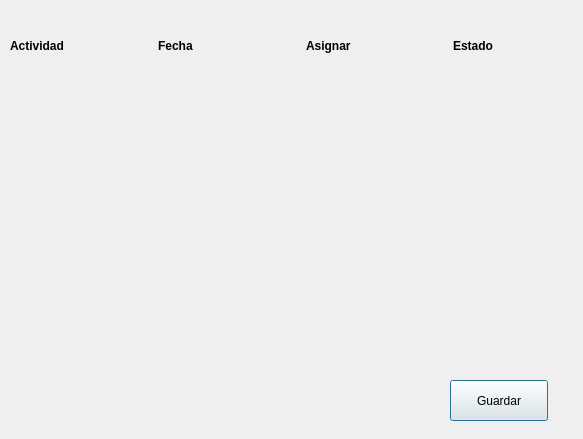
Qt form SGC/Vista/Asignacion.ui (fernandosanchez1128/SGC) before a commit.
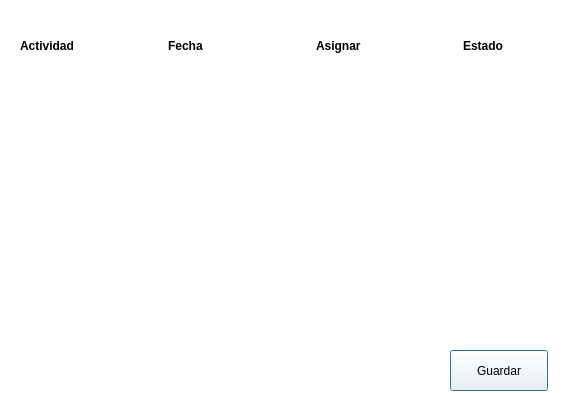
The same form after that commit.

```diff
--- a/SGC/Vista/Asignacion.ui
+++ b/SGC/Vista/Asignacion.ui
@@ -6,17 +6,432 @@
    <rect>
     <x>0</x>
     <y>0</y>
-    <width>583</width>
-    <height>439</height>
+    <width>566</width>
+    <height>393</height>
    </rect>
   </property>
+  <property name="palette">
+   <palette>
+    <active>
+     <colorrole role="WindowText">
+      <brush brushstyle="SolidPattern">
+       <color alpha="255">
+        <red>0</red>
+        <green>0</green>
+        <blue>0</blue>
+       </color>
+      </brush>
+     </colorrole>
+     <colorrole role="Button">
+      <brush brushstyle="SolidPattern">
+       <color alpha="255">
+        <red>255</red>
+        <green>255</green>
+        <blue>255</blue>
+       </color>
+      </brush>
+     </colorrole>
+     <colorrole role="Light">
+      <brush brushstyle="SolidPattern">
+       <color alpha="255">
+        <red>255</red>
+        <green>255</green>
+        <blue>255</blue>
+       </color>
+      </brush>
+     </colorrole>
+     <colorrole role="Midlight">
+      <brush brushstyle="SolidPattern">
+       <color alpha="255">
+        <red>255</red>
+        <green>255</green>
+        <blue>255</blue>
+       </color>
+      </brush>
+     </colorrole>
+     <colorrole role="Dark">
+      <brush brushstyle="SolidPattern">
+       <color alpha="255">
+        <red>127</red>
+        <green>127</green>
+        <blue>127</blue>
+       </color>
+      </brush>
+     </colorrole>
+     <colorrole role="Mid">
+      <brush brushstyle="SolidPattern">
+       <color alpha="255">
+        <red>170</red>
+        <green>170</green>
+        <blue>170</blue>
+       </color>
+      </brush>
+     </colorrole>
+     <colorrole role="Text">
+      <brush brushstyle="SolidPattern">
+       <color alpha="255">
+        <red>0</red>
+        <green>0</green>
+        <blue>0</blue>
+       </color>
+      </brush>
+     </colorrole>
+     <colorrole role="BrightText">
+      <brush brushstyle="SolidPattern">
+       <color alpha="255">
+        <red>255</red>
+        <green>255</green>
+        <blue>255</blue>
+       </color>
+      </brush>
+     </colorrole>
+     <colorrole role="ButtonText">
+      <brush brushstyle="SolidPattern">
+       <color alpha="255">
+        <red>0</red>
+        <green>0</green>
+        <blue>0</blue>
+       </color>
+      </brush>
+     </colorrole>
+     <colorrole role="Base">
+      <brush brushstyle="SolidPattern">
+       <color alpha="255">
+        <red>255</red>
+        <green>255</green>
+        <blue>255</blue>
+       </color>
+      </brush>
+     </colorrole>
+     <colorrole role="Window">
+      <brush brushstyle="SolidPattern">
+       <color alpha="255">
+        <red>255</red>
+        <green>255</green>
+        <blue>255</blue>
+       </color>
+      </brush>
+     </colorrole>
+     <colorrole role="Shadow">
+      <brush brushstyle="SolidPattern">
+       <color alpha="255">
+        <red>0</red>
+        <green>0</green>
+        <blue>0</blue>
+       </color>
+      </brush>
+     </colorrole>
+     <colorrole role="AlternateBase">
+      <brush brushstyle="SolidPattern">
+       <color alpha="255">
+        <red>255</red>
+        <green>255</green>
+        <blue>255</blue>
+       </color>
+      </brush>
+     </colorrole>
+     <colorrole role="ToolTipBase">
+      <brush brushstyle="SolidPattern">
+       <color alpha="255">
+        <red>255</red>
+        <green>255</green>
+        <blue>220</blue>
+       </color>
+      </brush>
+     </colorrole>
+     <colorrole role="ToolTipText">
+      <brush brushstyle="SolidPattern">
+       <color alpha="255">
+        <red>0</red>
+        <green>0</green>
+        <blue>0</blue>
+       </color>
+      </brush>
+     </colorrole>
+    </active>
+    <inactive>
+     <colorrole role="WindowText">
+      <brush brushstyle="SolidPattern">
+       <color alpha="255">
+        <red>0</red>
+        <green>0</green>
+        <blue>0</blue>
+       </color>
+      </brush>
+     </colorrole>
+     <colorrole role="Button">
+      <brush brushstyle="SolidPattern">
+       <color alpha="255">
+        <red>255</red>
+        <green>255</green>
+        <blue>255</blue>
+       </color>
+      </brush>
+     </colorrole>
+     <colorrole role="Light">
+      <brush brushstyle="SolidPattern">
+       <color alpha="255">
+        <red>255</red>
+        <green>255</green>
+        <blue>255</blue>
+       </color>
+      </brush>
+     </colorrole>
+     <colorrole role="Midlight">
+      <brush brushstyle="SolidPattern">
+       <color alpha="255">
+        <red>255</red>
+        <green>255</green>
+        <blue>255</blue>
+       </color>
+      </brush>
+     </colorrole>
+     <colorrole role="Dark">
+      <brush brushstyle="SolidPattern">
+       <color alpha="255">
+        <red>127</red>
+        <green>127</green>
+        <blue>127</blue>
+       </color>
+      </brush>
+     </colorrole>
+     <colorrole role="Mid">
+      <brush brushstyle="SolidPattern">
+       <color alpha="255">
+        <red>170</red>
+        <green>170</green>
+        <blue>170</blue>
+       </color>
+      </brush>
+     </colorrole>
+     <colorrole role="Text">
+      <brush brushstyle="SolidPattern">
+       <color alpha="255">
+        <red>0</red>
+        <green>0</green>
+        <blue>0</blue>
+       </color>
+      </brush>
+     </colorrole>
+     <colorrole role="BrightText">
+      <brush brushstyle="SolidPattern">
+       <color alpha="255">
+        <red>255</red>
+        <green>255</green>
+        <blue>255</blue>
+       </color>
+      </brush>
+     </colorrole>
+     <colorrole role="ButtonText">
+      <brush brushstyle="SolidPattern">
+       <color alpha="255">
+        <red>0</red>
+        <green>0</green>
+        <blue>0</blue>
+       </color>
+      </brush>
+     </colorrole>
+     <colorrole role="Base">
+      <brush brushstyle="SolidPattern">
+       <color alpha="255">
+        <red>255</red>
+        <green>255</green>
+        <blue>255</blue>
+       </color>
+      </brush>
+     </colorrole>
+     <colorrole role="Window">
+      <brush brushstyle="SolidPattern">
+       <color alpha="255">
+        <red>255</red>
+        <green>255</green>
+        <blue>255</blue>
+       </color>
+      </brush>
+     </colorrole>
+     <colorrole role="Shadow">
+      <brush brushstyle="SolidPattern">
+       <color alpha="255">
+        <red>0</red>
+        <green>0</green>
+        <blue>0</blue>
+       </color>
+      </brush>
+     </colorrole>
+     <colorrole role="AlternateBase">
+      <brush brushstyle="SolidPattern">
+       <color alpha="255">
+        <red>255</red>
+        <green>255</green>
+        <blue>255</blue>
+       </color>
+      </brush>
+     </colorrole>
+     <colorrole role="ToolTipBase">
+      <brush brushstyle="SolidPattern">
+       <color alpha="255">
+        <red>255</red>
+        <green>255</green>
+        <blue>220</blue>
+       </color>
+      </brush>
+     </colorrole>
+     <colorrole role="ToolTipText">
+      <brush brushstyle="SolidPattern">
+       <color alpha="255">
+        <red>0</red>
+        <green>0</green>
+        <blue>0</blue>
+       </color>
+      </brush>
+     </colorrole>
+    </inactive>
+    <disabled>
+     <colorrole role="WindowText">
+      <brush brushstyle="SolidPattern">
+       <color alpha="255">
+        <red>127</red>
+        <green>127</green>
+        <blue>127</blue>
+       </color>
+      </brush>
+     </colorrole>
+     <colorrole role="Button">
+      <brush brushstyle="SolidPattern">
+       <color alpha="255">
+        <red>255</red>
+        <green>255</green>
+        <blue>255</blue>
+       </color>
+      </brush>
+     </colorrole>
+     <colorrole role="Light">
+      <brush brushstyle="SolidPattern">
+       <color alpha="255">
+        <red>255</red>
+        <green>255</green>
+        <blue>255</blue>
+       </color>
+      </brush>
+     </colorrole>
+     <colorrole role="Midlight">
+      <brush brushstyle="SolidPattern">
+       <color alpha="255">
+        <red>255</red>
+        <green>255</green>
+        <blue>255</blue>
+       </color>
+      </brush>
+     </colorrole>
+     <colorrole role="Dark">
+      <brush brushstyle="SolidPattern">
+       <color alpha="255">
+        <red>127</red>
+        <green>127</green>
+        <blue>127</blue>
+       </color>
+      </brush>
+     </colorrole>
+     <colorrole role="Mid">
+      <brush brushstyle="SolidPattern">
+       <color alpha="255">
+        <red>170</red>
+        <green>170</green>
+        <blue>170</blue>
+       </color>
+      </brush>
+     </colorrole>
+     <colorrole role="Text">
+      <brush brushstyle="SolidPattern">
+       <color alpha="255">
+        <red>127</red>
+        <green>127</green>
+        <blue>127</blue>
+       </color>
+      </brush>
+     </colorrole>
+     <colorrole role="BrightText">
+      <brush brushstyle="SolidPattern">
+       <color alpha="255">
+        <red>255</red>
+        <green>255</green>
+        <blue>255</blue>
+       </color>
+      </brush>
+     </colorrole>
+     <colorrole role="ButtonText">
+      <brush brushstyle="SolidPattern">
+       <color alpha="255">
+        <red>127</red>
+        <green>127</green>
+        <blue>127</blue>
+       </color>
+      </brush>
+     </colorrole>
+     <colorrole role="Base">
+      <brush brushstyle="SolidPattern">
+       <color alpha="255">
+        <red>255</red>
+        <green>255</green>
+        <blue>255</blue>
+       </color>
+      </brush>
+     </colorrole>
+     <colorrole role="Window">
+      <brush brushstyle="SolidPattern">
+       <color alpha="255">
+        <red>255</red>
+        <green>255</green>
+        <blue>255</blue>
+       </color>
+      </brush>
+     </colorrole>
+     <colorrole role="Shadow">
+      <brush brushstyle="SolidPattern">
+       <color alpha="255">
+        <red>0</red>
+        <green>0</green>
+        <blue>0</blue>
+       </color>
+      </brush>
+     </colorrole>
+     <colorrole role="AlternateBase">
+      <brush brushstyle="SolidPattern">
+       <color alpha="255">
+        <red>255</red>
+        <green>255</green>
+        <blue>255</blue>
+       </color>
+      </brush>
+     </colorrole>
+     <colorrole role="ToolTipBase">
+      <brush brushstyle="SolidPattern">
+       <color alpha="255">
+        <red>255</red>
+        <green>255</green>
+        <blue>220</blue>
+       </color>
+      </brush>
+     </colorrole>
+     <colorrole role="ToolTipText">
+      <brush brushstyle="SolidPattern">
+       <color alpha="255">
+        <red>0</red>
+        <green>0</green>
+        <blue>0</blue>
+       </color>
+      </brush>
+     </colorrole>
+    </disabled>
+   </palette>
+  </property>
   <property name="windowTitle">
    <string>Dialog</string>
   </property>
   <widget class="QWidget" name="gridLayoutWidget">
    <property name="geometry">
     <rect>
-     <x>10</x>
+     <x>20</x>
      <y>20</y>
      <width>571</width>
      <height>51</height>
@@ -90,7 +505,7 @@
    <property name="geometry">
     <rect>
      <x>450</x>
-     <y>380</y>
+     <y>350</y>
      <width>98</width>
      <height>41</height>
     </rect>
```
